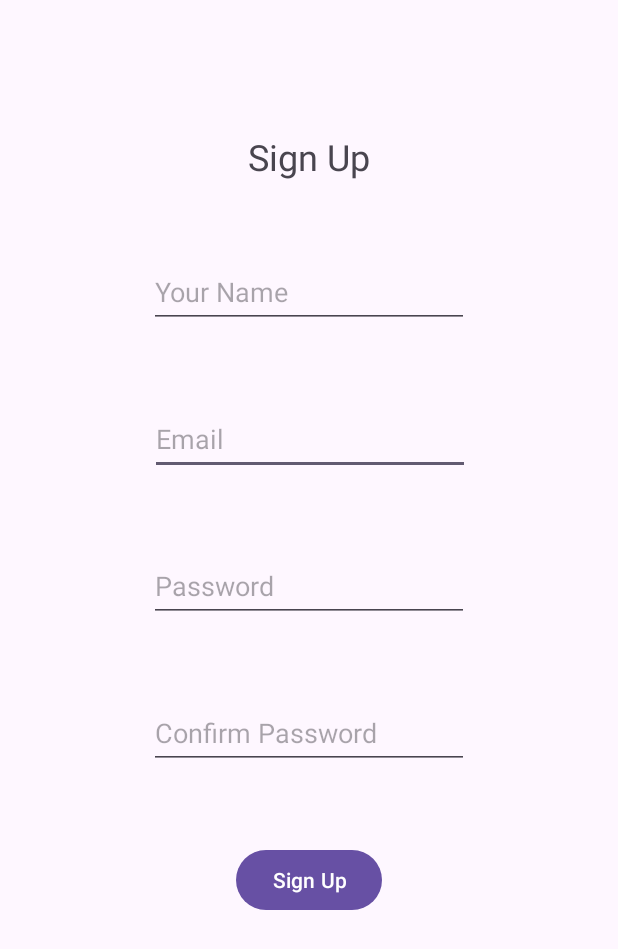
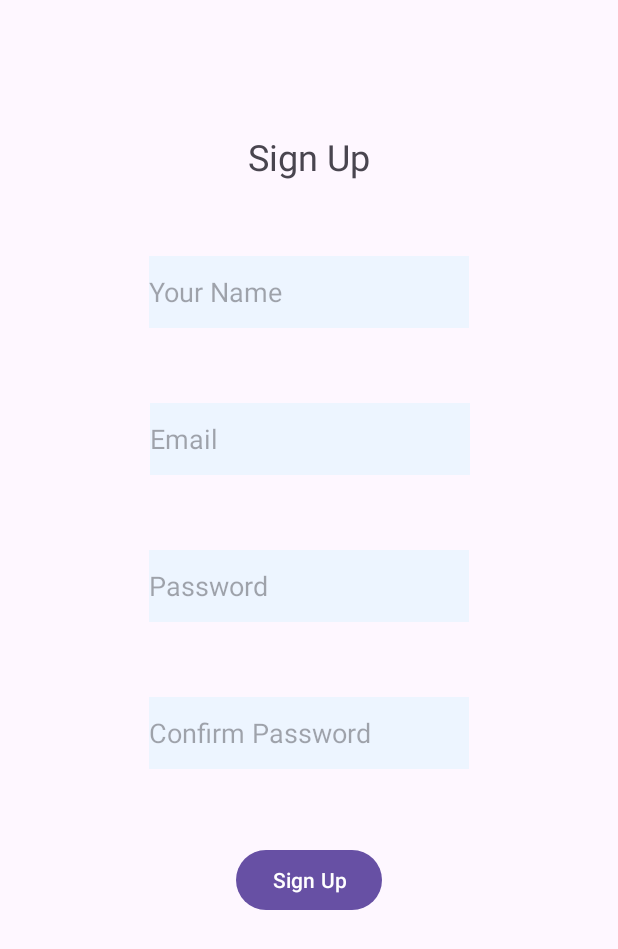
Before and after one commit to MohammedHussien10/Food_Planner, an Android app: the fragment SignUp_Fragment shown on its own in the app's theme, on a phone screen of 412 x 824 dp. Shown: the top 949 px of the screen. Run offline under Robolectric (Android 15) with nearby library versions, the phone set to English and light mode, and no system bars.

Commit message:
Simple Design for Sign up and Login and Home screen

```diff
--- a/app/src/main/res/layout/fragment_home__screen_.xml
+++ b/app/src/main/res/layout/fragment_home__screen_.xml
@@ -29,7 +29,7 @@
         android:id="@+id/tv_home_screen"
         android:layout_width="wrap_content"
         android:layout_height="wrap_content"
-        android:layout_marginTop="80dp"
+        android:layout_marginTop="72dp"
         android:text="@string/homescreen"
         android:textSize="34sp"
         app:layout_constraintEnd_toEndOf="parent"
--- a/app/src/main/res/layout/fragment_login_.xml
+++ b/app/src/main/res/layout/fragment_login_.xml
@@ -13,6 +13,7 @@
         android:layout_width="wrap_content"
         android:layout_height="wrap_content"
         android:layout_marginTop="96dp"
+        android:background="#F4EDF5FF"
         android:ems="10"
         android:hint="Email"
         android:inputType="textEmailAddress"
@@ -27,6 +28,7 @@
         android:layout_width="wrap_content"
         android:layout_height="wrap_content"
         android:layout_marginTop="92dp"
+        android:background="#F4EDF5FF"
         android:ems="10"
         android:hint="Password"
         android:inputType="textPassword"
--- a/app/src/main/res/layout/fragment_sign_up_.xml
+++ b/app/src/main/res/layout/fragment_sign_up_.xml
@@ -22,6 +22,7 @@
         android:layout_width="wrap_content"
         android:layout_height="wrap_content"
         android:layout_marginTop="50dp"
+        android:background="#F4EDF5FF"
         android:ems="10"
         android:hint="Email"
         android:inputType="textEmailAddress"
@@ -36,7 +37,10 @@
         android:layout_width="wrap_content"
         android:layout_height="wrap_content"
         android:layout_marginTop="50dp"
+        android:background="#F4EDF5FF"
         android:ems="10"
+        android:fallbackLineSpacing="false"
+        android:hapticFeedbackEnabled="false"
         android:hint="Password"
         android:inputType="textPassword"
         android:minHeight="48dp"
@@ -49,6 +53,7 @@
         android:layout_width="wrap_content"
         android:layout_height="wrap_content"
         android:layout_marginTop="50dp"
+        android:background="#F4EDF5FF"
         android:ems="10"
         android:hint="Confirm Password"
         android:inputType="textPassword"
@@ -72,6 +77,7 @@
         android:layout_width="wrap_content"
         android:layout_height="wrap_content"
         android:layout_marginTop="50dp"
+        android:background="#F4EDF5FF"
         android:ems="10"
         android:hint="@string/hintyourname"
         android:inputType="text"
--- a/app/src/main/res/values/HomeScreenFragment.xml
+++ b/app/src/main/res/values/HomeScreenFragment.xml
@@ -7,4 +7,5 @@
     <string name="already_have_an_account">Already Have an Account?</string>
     <string name="login">Login</string>
     <string name="sign_up">Sign Up</string>
+
 </resources>
--- a/app/src/main/res/values/Login_Screen_Fragment.xml
+++ b/app/src/main/res/values/Login_Screen_Fragment.xml
@@ -2,4 +2,5 @@
 <resources>
     <string name="loginScreen">Login</string>
     <string name="login_btn">Login</string>
+
 </resources>
--- a/app/src/main/res/values/SignUpScreenFragment.xml
+++ b/app/src/main/res/values/SignUpScreenFragment.xml
@@ -3,4 +3,5 @@
     <string name="signupscreen">Sign Up</string>
     <string name="signupscreenbtn">Sign Up</string>
     <string name="hintyourname">Your Name</string>
+
 </resources>
```
